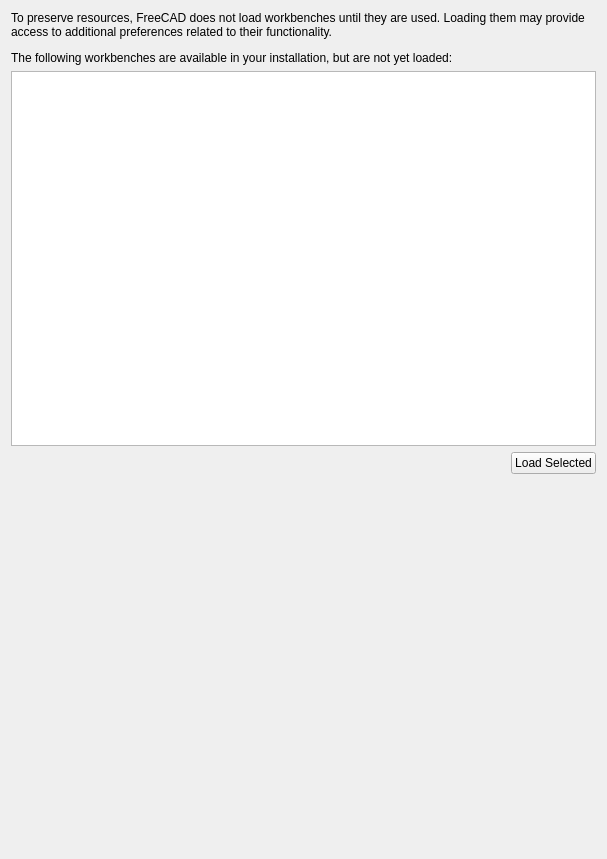
southseact-3d/fcd, file src/Gui/DlgSettingsLazyLoaded.ui: the form before one commit.
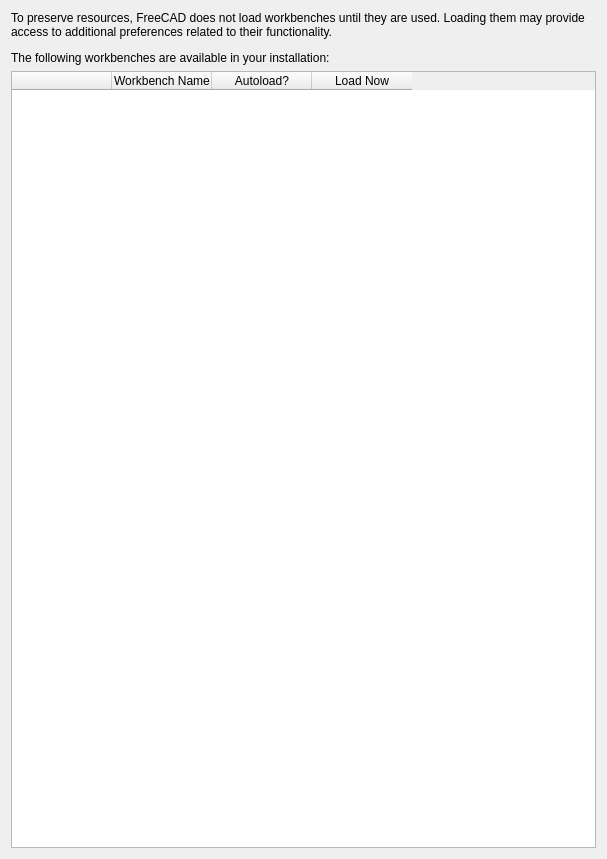
The form after the commit.

Commit message:
[GUI] Add autoload option to Workbench preferences page (#4957)
* Add autoload option to Workbench preferences page

* Address bugs identified in the forum.

* Add forward declaration of QCheckBox

Patch:
```diff
--- a/src/Gui/DlgSettingsLazyLoaded.ui
+++ b/src/Gui/DlgSettingsLazyLoaded.ui
@@ -14,53 +14,37 @@
    <string>Unloaded Workbenches</string>
   </property>
   <layout class="QGridLayout" name="gridLayout_3">
-   <item row="2" column="0">
-    <layout class="QHBoxLayout" name="horizontalLayout">
-     <item>
-      <spacer name="horizontalSpacer">
-       <property name="orientation">
-        <enum>Qt::Horizontal</enum>
-       </property>
-       <property name="sizeHint" stdset="0">
-        <size>
-         <width>40</width>
-         <height>20</height>
-        </size>
-       </property>
-      </spacer>
-     </item>
-     <item>
-      <widget class="QPushButton" name="loadButton">
-       <property name="toolTip">
-        <string>&lt;html&gt;&lt;head/&gt;&lt;body&gt;&lt;p&gt;Load the selected workbenches, adding their preference windows to the preferences dialog.&lt;/p&gt;&lt;/body&gt;&lt;/html&gt;</string>
-       </property>
-       <property name="text">
-        <string>Load Selected</string>
-       </property>
-      </widget>
-     </item>
-    </layout>
-   </item>
    <item row="1" column="0">
-    <widget class="QListWidget" name="workbenchList">
-     <property name="sizePolicy">
-      <sizepolicy hsizetype="Preferred" vsizetype="MinimumExpanding">
-       <horstretch>0</horstretch>
-       <verstretch>0</verstretch>
-      </sizepolicy>
+    <widget class="QTableWidget" name="workbenchTable">
+     <property name="showGrid">
+      <bool>false</bool>
      </property>
-     <property name="minimumSize">
-      <size>
-       <width>0</width>
-       <height>150</height>
-      </size>
+     <property name="sortingEnabled">
+      <bool>false</bool>
      </property>
-     <property name="toolTip">
-      <string>&lt;html&gt;&lt;head/&gt;&lt;body&gt;&lt;p&gt;Available unloaded workbenches&lt;/p&gt;&lt;/body&gt;&lt;/html&gt;</string>
-     </property>
-     <property name="selectionMode">
-      <enum>QAbstractItemView::ExtendedSelection</enum>
-     </property>
+     <attribute name="verticalHeaderVisible">
+      <bool>false</bool>
+     </attribute>
+     <column>
+      <property name="text">
+       <string/>
+      </property>
+     </column>
+     <column>
+      <property name="text">
+       <string>Workbench Name</string>
+      </property>
+     </column>
+     <column>
+      <property name="text">
+       <string>Autoload?</string>
+      </property>
+     </column>
+     <column>
+      <property name="text">
+       <string>Load Now</string>
+      </property>
+     </column>
     </widget>
    </item>
    <item row="0" column="0">
@@ -78,26 +62,13 @@
       </size>
      </property>
      <property name="text">
-      <string>&lt;html&gt;&lt;head/&gt;&lt;body&gt;&lt;p&gt;To preserve resources, FreeCAD does not load workbenches until they are used. Loading them may provide access to additional preferences related to their functionality.&lt;/p&gt;&lt;p&gt;The following workbenches are available in your installation, but are not yet loaded:&lt;/p&gt;&lt;/body&gt;&lt;/html&gt;</string>
+      <string>&lt;html&gt;&lt;head/&gt;&lt;body&gt;&lt;p&gt;To preserve resources, FreeCAD does not load workbenches until they are used. Loading them may provide access to additional preferences related to their functionality.&lt;/p&gt;&lt;p&gt;The following workbenches are available in your installation:&lt;/p&gt;&lt;/body&gt;&lt;/html&gt;</string>
      </property>
      <property name="wordWrap">
       <bool>true</bool>
      </property>
     </widget>
    </item>
-   <item row="3" column="0">
-    <spacer>
-     <property name="orientation">
-      <enum>Qt::Vertical</enum>
-     </property>
-     <property name="sizeHint" stdset="0">
-      <size>
-       <width>429</width>
-       <height>37</height>
-      </size>
-     </property>
-    </spacer>
-   </item>
   </layout>
  </widget>
  <layoutdefault spacing="6" margin="11"/>
```
The commit also changes 3 other files.
